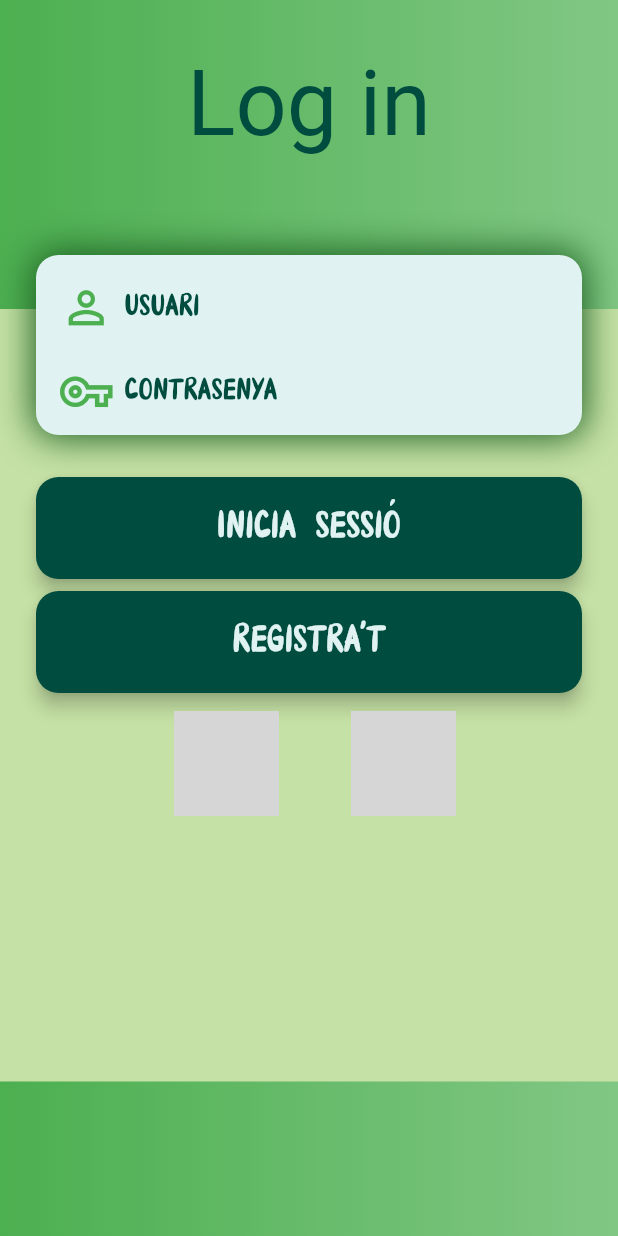
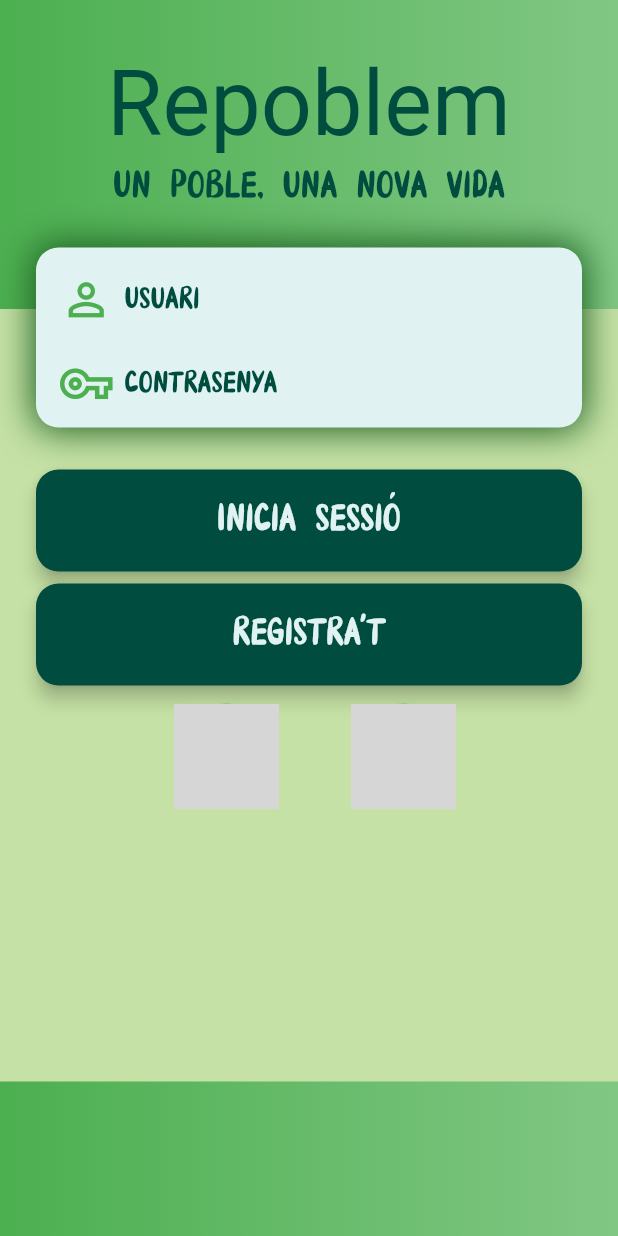
Before and after one commit to Jamke-tech/REPOBLEMAPP_flutter, a Flutter app: the screen it shows after launch, on a phone screen of 412 x 824 dp. Run offline on Flutter 3.47's test engine with Material 2 defaults, Android fonts, the phone set to English and light mode, and no system bars; our stand-ins replace curved_navigation_bar, flash, flutter_map, latlong, shared_preferences; network calls fail; Roboto replaces fonts that are missing (Hontana); grey boxes are pictures that could not be loaded.

Commit message:
changes lgoin and editprofile

```diff
--- a/repoblemapp/lib/pages/edit_profile.dart
+++ b/repoblemapp/lib/pages/edit_profile.dart
@@ -41,7 +41,7 @@ class _EditProfileState extends State<EditProfile> {
     nameInputController.text = infoOfUser['name'];
     surnameInputController.text = infoOfUser['surame'];
     emailInputController.text = infoOfUser['email'];
-    phoneInputController.text = infoOfUser['phone'];
+    phoneInputController.text = infoOfUser['phone'].toString();
     passwordInputController.text = infoOfUser['password'];
 
     var aniversari = DateTime.parse(infoOfUser['birthDate']);
--- a/repoblemapp/lib/pages/login.dart
+++ b/repoblemapp/lib/pages/login.dart
@@ -61,10 +61,10 @@ class _LogInState extends State<LogIn> {
                 children: [
                   //titol
                   Padding(
-                    padding: const EdgeInsets.fromLTRB(24, 34, 24, 6),
+                    padding: const EdgeInsets.fromLTRB(24, 34, 24, 2),
                     child: Center(
                       child: Text(
-                        "Log in",
+                        "Repoblem",
                         style: TextStyle(
                           fontSize: 60,
                           fontFamily: 'Hontana',
@@ -73,11 +73,24 @@ class _LogInState extends State<LogIn> {
                       ),
                     ),
                   ),
+                  Padding(
+                    padding: const EdgeInsets.fromLTRB(24, 0, 24, 6),
+                    child: Center(
+                      child: Text(
+                        "Un Poble, una nova vida",
+                        style: TextStyle(
+                          fontSize: 25,
+                          color: Colors.teal[900],
+                        ),
+                        textAlign: TextAlign.center,
+                      ),
+                    ),
+                  ),
 
                   //Container perls camps
 
                   Padding(
-                    padding: EdgeInsets.fromLTRB(24, 60, 24, 4),
+                    padding: EdgeInsets.fromLTRB(24, 15, 24, 4),
                     child: Container(
                       height: 120,
                       decoration: BoxDecoration(
```
